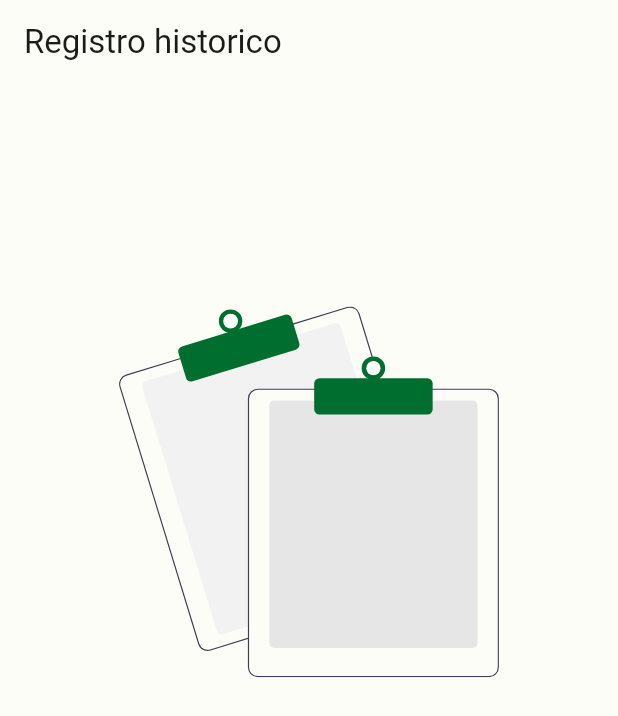
After one commit to noobcooder007/agro-bonsai, a Flutter app: the LogsPage screen opened directly, on a phone screen of 412 x 824 dp. The commit adds this screen. Shown: the top 716 px of the screen. Run offline on Flutter 3.47's test engine with Material 3 defaults, Android fonts, the phone set to English and light mode, and no system bars; our stand-ins replace flutter_svg.

Commit message:
log screen added

```diff
--- /dev/null
+++ b/lib/domain/models/log.dart
@@ -0,0 +1,49 @@
+// To parse this JSON data, do
+//
+//     final log = logFromJson(jsonString);
+
+import 'dart:convert';
+
+import 'package:agro_bonsai/domain/models/employee.dart';
+
+enum TypeOperation { insert, update, query, delete }
+
+Log logFromJson(String str) => Log.fromJson(json.decode(str));
+
+String logToJson(Log data) => json.encode(data.toJson());
+
+class Log {
+  int pkiId;
+  TypeOperation fcTypeOperation;
+  String fcDescription;
+  Employee fkiEmployee;
+  DateTime fdCreatedAt;
+  bool fiIsActive;
+
+  Log({
+    required this.pkiId,
+    required this.fcTypeOperation,
+    required this.fcDescription,
+    required this.fkiEmployee,
+    required this.fdCreatedAt,
+    required this.fiIsActive,
+  });
+
+  factory Log.fromJson(Map<String, dynamic> json) => Log(
+        pkiId: json["pkiId"],
+        fcTypeOperation: json["fcTypeOperation"],
+        fcDescription: json["fcDescription"],
+        fkiEmployee: json["fkiEmployee"],
+        fdCreatedAt: json["fdCreatedAt"],
+        fiIsActive: json["fiIsActive"],
+      );
+
+  Map<String, dynamic> toJson() => {
+        "pkiId": pkiId,
+        "fcTypeOperation": fcTypeOperation,
+        "fcDescription": fcDescription,
+        "fkiEmployee": fkiEmployee,
+        "fdCreatedAt": fdCreatedAt,
+        "fiIsActive": fiIsActive,
+      };
+}
--- a/lib/main.dart
+++ b/lib/main.dart
@@ -1,4 +1,5 @@
 import 'package:agro_bonsai/providers/employees/employee_provider.dart';
+import 'package:agro_bonsai/providers/log/log_provider.dart';
 import 'package:agro_bonsai/providers/piecework/piecework_provider.dart';
 import 'package:flutter/material.dart';
 
@@ -21,6 +22,7 @@ class MyApp extends StatelessWidget {
       providers: [
         ChangeNotifierProvider(create: (_) => EmployeeProvider()),
         ChangeNotifierProvider(create: (_) => PieceworkProvider()),
+        ChangeNotifierProvider(create: (_) => LogProvider()),
       ],
       child: MaterialApp(
         theme: ThemeData(useMaterial3: true, colorScheme: lightColorScheme),
--- a/lib/presentation/home/pages/home_page.dart
+++ b/lib/presentation/home/pages/home_page.dart
@@ -29,7 +29,7 @@ class HomePage extends StatelessWidget {
             ]),
           ),
           body: const TabBarView(children: <Widget>[
-            HistoryPage(),
+            LogsPage(),
             RegisterPage(),
             EmployeesPage(),
             SalaryPage(),
--- /dev/null
+++ b/lib/presentation/logs/pages/logs_page.dart
@@ -0,0 +1,59 @@
+import 'package:flutter/material.dart';
+
+import 'package:flutter_svg/svg.dart';
+import 'package:provider/provider.dart';
+
+import 'package:agro_bonsai/helpers/current_date.dart';
+import 'package:agro_bonsai/providers/log/log_provider.dart';
+import 'package:agro_bonsai/shared/custom_list_tile.dart';
+
+class LogsPage extends StatefulWidget {
+  const LogsPage({super.key});
+
+  @override
+  State<LogsPage> createState() => _LogsPageState();
+}
+
+class _LogsPageState extends State<LogsPage> {
+  @override
+  Widget build(BuildContext context) {
+    final size = MediaQuery.of(context).size;
+    final logsProvider = context.watch<LogProvider>();
+    return Scaffold(
+      appBar: AppBar(
+        title: const Text('Registro historico'),
+      ),
+      body: (logsProvider.logs.isEmpty)
+          ? Center(
+              heightFactor: 2.2,
+              child: SvgPicture.asset(
+                'assets/empty.svg',
+                height: size.height * 0.3,
+              ))
+          : SingleChildScrollView(
+              child: Column(
+                children: [
+                  ...logsProvider.logs.map((e) => CustomListTile(
+                          leading: const Icon(Icons.info_outline),
+                          trailing:
+                              const Icon(Icons.keyboard_arrow_right_outlined),
+                          title: Text(e.fcTypeOperation as String),
+                          subtitle: [
+                            Text(e.fkiEmployee.fullName),
+                            Text(e.fcDescription),
+                            Text(CustomFormatDate.parse(e.fdCreatedAt))
+                          ]))
+                  // CustomListTile(
+                  //     leading: const Icon(Icons.info_outline),
+                  //     title: const Text('Registro'),
+                  //     subtitle: [
+                  //       const Text('2 botes a nombre de Juan Manuel Tejeda Torres'),
+                  //       Text(CustomFormatDate.parse(DateTime.now()))
+                  //     ],
+                  //     trailing: const Icon(Icons.keyboard_arrow_right_outlined)),
+                ],
+              ),
+            ),
+    );
+  }
+}
--- a/lib/presentation/presentation.dart
+++ b/lib/presentation/presentation.dart
@@ -1,4 +1,4 @@
 export 'package:agro_bonsai/presentation/employees/pages/employees_page.dart';
-export 'package:agro_bonsai/presentation/history/pages/history/history_page.dart';
+export 'package:agro_bonsai/presentation/logs/pages/logs_page.dart';
 export 'package:agro_bonsai/presentation/piecework/pages/piecework_page.dart';
 export 'package:agro_bonsai/presentation/salary/pages/salary_page.dart';
--- /dev/null
+++ b/lib/providers/log/log_provider.dart
@@ -0,0 +1,11 @@
+import 'package:flutter/material.dart';
+
+import 'package:agro_bonsai/domain/models/log.dart';
+
+class LogProvider with ChangeNotifier {
+  final List<Log> _logs = List.empty(growable: true);
+
+  List<Log> get logs {
+    return _logs;
+  }
+}
```
Also changed, not shown: lib/presentation/history/pages/history/history_page.dart (deleted, +0 -46 lines).
